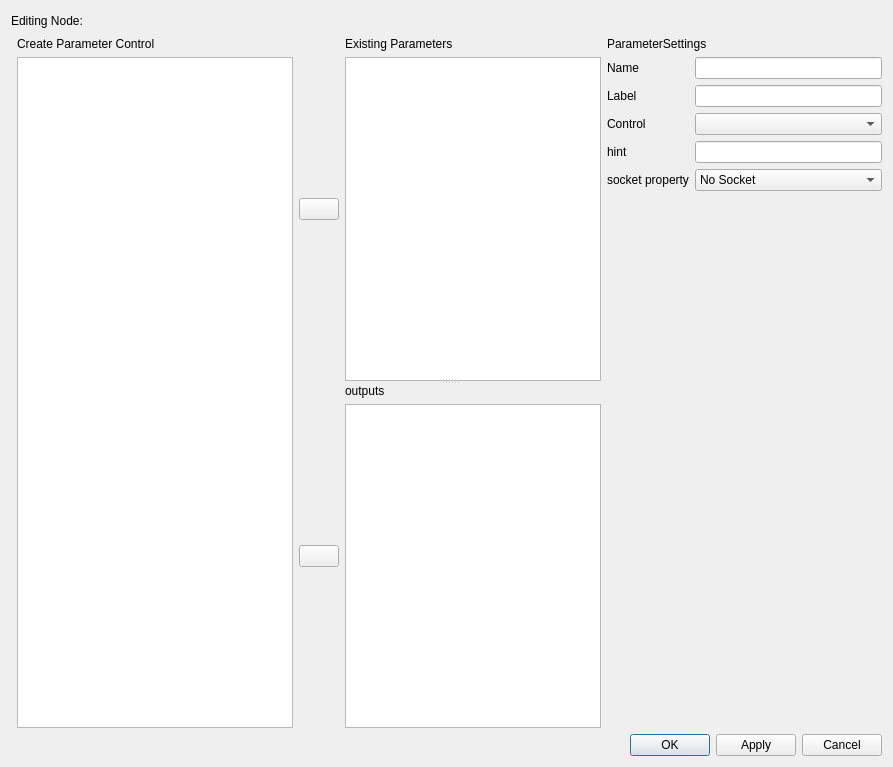
zenustech/zeno, file ui/zenqt/dialog/zeditparamlayoutdlg.ui: the form before one commit.
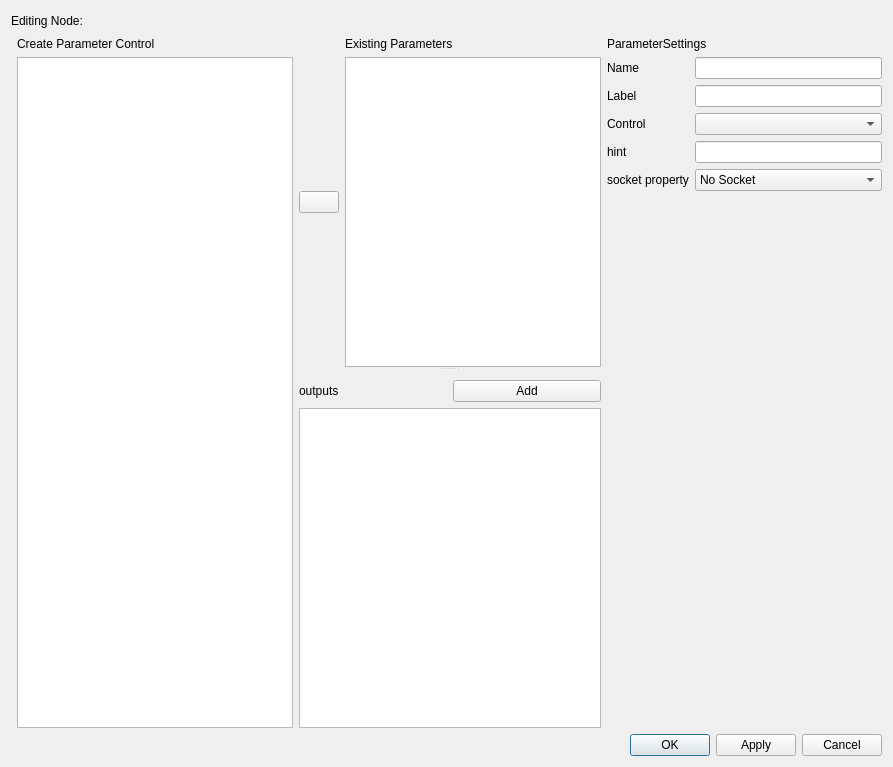
The form after the commit. Icons and pictures are not drawn. Custom widgets are drawn as their Qt base class.

Commit message: [ui] customui dialog: adjust output button. add obj item.

The edit to the form file:
```diff
--- a/ui/zenqt/dialog/zeditparamlayoutdlg.ui
+++ b/ui/zenqt/dialog/zeditparamlayoutdlg.ui
@@ -144,30 +144,28 @@
        </widget>
        <widget class="QWidget" name="horizontalLayoutWidget_2">
         <layout class="QHBoxLayout" name="horizontalLayout_4">
-         <item>
-          <widget class="QPushButton" name="btnAddOutput">
-           <property name="contextMenuPolicy">
-            <enum>Qt::DefaultContextMenu</enum>
-           </property>
-           <property name="styleSheet">
-            <string notr="true">image:url(://icons/search_arrow.svg)</string>
-           </property>
-           <property name="text">
-            <string/>
-           </property>
-           <property name="autoDefault">
-            <bool>false</bool>
-           </property>
-          </widget>
-         </item>
          <item>
           <layout class="QVBoxLayout" name="verticalLayout_3">
            <item>
+            <layout class="QHBoxLayout" name="horizontalLayout_6">
+             <property name="topMargin">
+              <number>10</number>
+             </property>
+             <item>
             <widget class="QLabel" name="labelPrameter_2">
              <property name="text">
               <string>outputs</string>
              </property>
             </widget>
+             </item>
+             <item>
+              <widget class="QPushButton" name="btnAddOutput">
+               <property name="text">
+                <string>Add</string>
+               </property>
+              </widget>
+             </item>
+            </layout>
            </item>
            <item>
             <widget class="QListView" name="outputsView"/>
```
Lines whose indentation alone changed are shown as unchanged. The commit also changes 1 other file.
